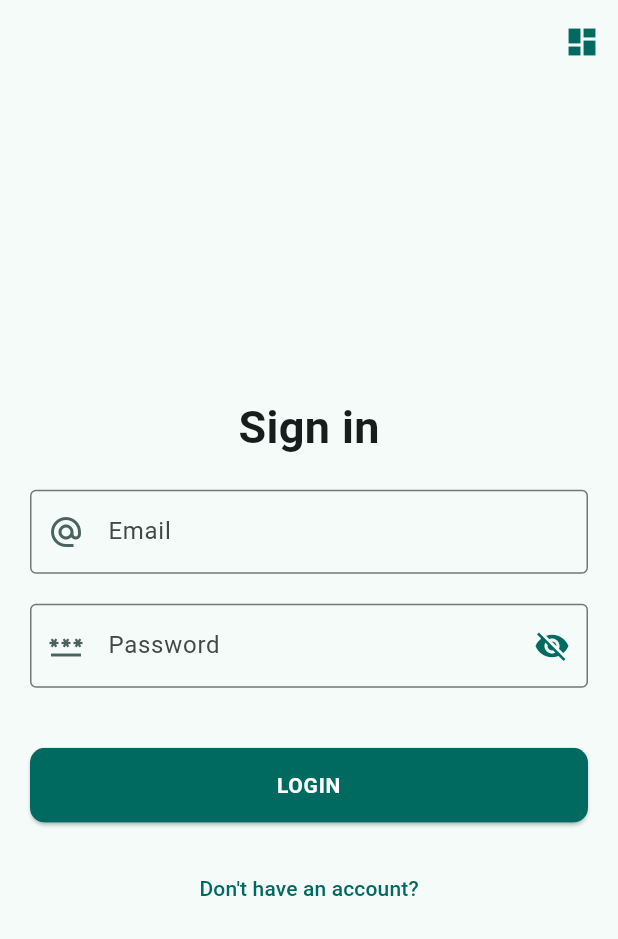
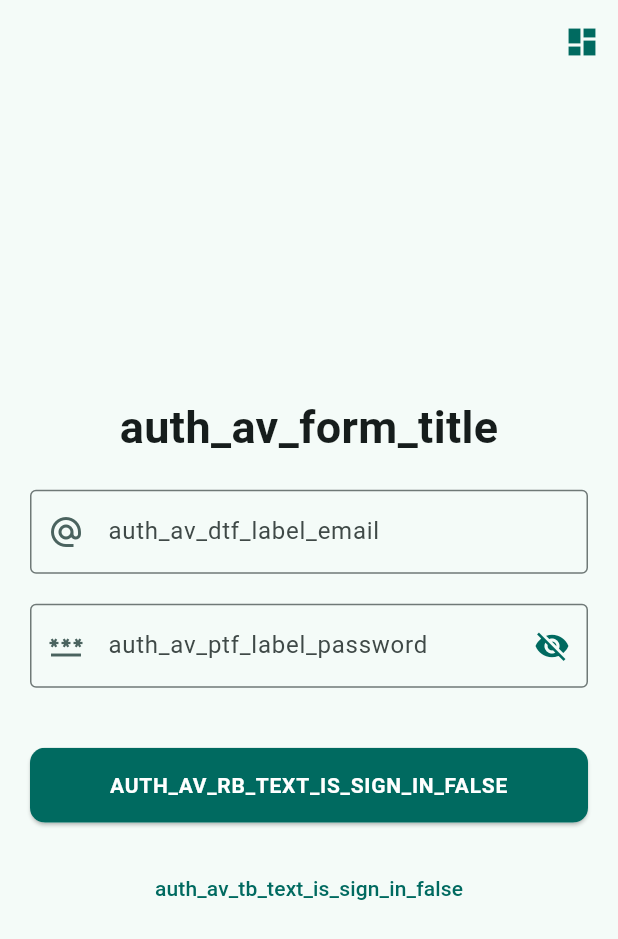
Before and after one commit to yokawaiik/wish_app, a Flutter app: the screen it shows after launch, swiped to page 3, on a phone screen of 412 x 824 dp. Shown: the top 939 px of the screen. Run offline on Flutter 3.47's test engine with Material 2 defaults, Android fonts, the phone set to English and light mode, and no system bars; our stand-ins replace connectivity_plus, flutter_dotenv, get, get_storage, image_picker, supabase_flutter; missing offline and left inert: emojis; accounts and stored records are empty; network calls fail.

Commit message:
added i18n for modules: connection manager and favorites.

```diff
--- a/wish_app/lib/src/modules/auth/api_services/auth_api_service.dart
+++ b/wish_app/lib/src/modules/auth/api_services/auth_api_service.dart
@@ -1,3 +1,4 @@
+import 'package:get/get.dart';
 import 'package:supabase_flutter/supabase_flutter.dart';
 import 'package:wish_app/src/modules/auth/models/auth_user_form.dart';
 
@@ -13,10 +14,16 @@ class AuthApiService {
         email: authUserForm.email!,
         password: authUserForm.password!,
       );
-      if (result.error != null)
-        throw SupabaseException("Supabase error", result.error!.message);
-      if (result.user == null)
-        throw SupabaseException("Supabase error", "Error Sign In.");
+      if (result.error != null) {
+        // throw SupabaseException("Supabase error", result.error!.message);
+        throw SupabaseException(
+            "error_db_unknown_title".tr, result.error!.message);
+      }
+      if (result.user == null) {
+        // throw SupabaseException("Supabase error", "Error Sign In.");
+        throw SupabaseException(
+            "error_db_unknown_title".tr, "auth_aas_es_m_error_sign_in".tr);
+      }
     } catch (e) {
       print(e);
       rethrow;
@@ -35,10 +42,12 @@ class AuthApiService {
         List<String> message = [];
 
         if (isUserExists["result_login"]) {
-          message.add("Such login already exist.");
+          // message.add("Such login already exist.");
+          message.add("auth_aas_es_such_login_already_exist".tr);
         }
         if (isUserExists["result_email"]) {
-          message.add("Such email already exist.");
+          // message.add("Such email already exist.");
+          message.add("auth_aas_es_such_email_already_exist".tr);
         }
         throw SupabaseException(
           "Sign Up error",
@@ -50,14 +59,24 @@ class AuthApiService {
       final result = await _supabase.client.auth
           .signUp(authUserForm.email!, authUserForm.password!);
 
-      if (result.error != null)
-        throw SupabaseException("Supabase error", result.error!.message);
-      if (result.user == null)
-        throw SupabaseException("Supabase error", "Error Sign Up.");
+      if (result.error != null) {
+        // throw SupabaseException("Supabase error", result.error!.message);
+        throw SupabaseException(
+          "error_db_unknown_title".tr,
+          result.error!.message,
+        );
+      }
+      if (result.user == null) {
+        // throw SupabaseException("Supabase error", "Error Sign Up.");
+        throw SupabaseException(
+          "error_db_unknown_title".tr,
+          "auth_aas_es_m_error_sign_up".tr,
+        );
+      }
 
       final createdUser = _supabase.client.auth.currentUser;
 
-      final recordedUser = await _supabase.client
+      await _supabase.client
           .from("users")
           .insert(authUserForm.toJson()
             ..addAll({
@@ -66,8 +85,7 @@ class AuthApiService {
             }))
           .execute();
 
-      final recordedSunbscription =
-          await _supabase.client.from("subscriptions").insert({
+      await _supabase.client.from("subscriptions").insert({
         "id": createdUser?.id,
         "subscriptionTo": createdUser?.id,
       }).execute();
--- a/wish_app/lib/src/modules/auth/controllers/auth_controller.dart
+++ b/wish_app/lib/src/modules/auth/controllers/auth_controller.dart
@@ -48,9 +48,10 @@ class AuthController extends GetxController {
 
       _updateApp();
     } on SupabaseException catch (e) {
-      Get.snackbar("Error login", e.msg);
+      Get.snackbar("auth_ac_es_error_login".tr, e.msg);
     } catch (e) {
-      Get.snackbar("Error login", "It happened unknown error.");
+      // Get.snackbar("Error login", "It happened unknown error.");
+      Get.snackbar("error_title".tr, "error_unknown".tr);
     } finally {
       isLoading.value = false;
     }
@@ -74,15 +75,13 @@ class AuthController extends GetxController {
       Get.snackbar(e.title, e.msg);
     } catch (e) {
       print(e);
-      Get.snackbar("Error register now", "It happened unknown error.");
+      Get.snackbar("error_title".tr, "error_unknown".tr);
     } finally {
       isLoading.value = false;
     }
   }
 
   Future<void> _updateApp() async {
-    // await Get.forceAppUpdate();
-    // _userService.signUp();
     _navigatorController.updateAccountView();
     final hmc = Get.find<HomeMainController>();
     await hmc.refreshWishList();
--- a/wish_app/lib/src/modules/auth/views/auth_view.dart
+++ b/wish_app/lib/src/modules/auth/views/auth_view.dart
@@ -41,7 +41,7 @@ class AuthView extends GetView<AuthController> {
               mainAxisAlignment: MainAxisAlignment.center,
               children: [
                 Text(
-                  'Sign in',
+                  'auth_av_form_title'.tr,
                   style: TextStyle(
                     fontSize: 30.0,
                     fontWeight: FontWeight.bold,
@@ -57,7 +57,7 @@ class AuthView extends GetView<AuthController> {
                                 height: 20,
                               ),
                               DefaultTextField(
-                                labelText: "Login",
+                                labelText: "auth_av_dtf_label_login".tr,
                                 autofillHints: [AutofillHints.nickname],
                                 validator: auth_validators.checkLogin,
                                 prefixIcon: Icon(
@@ -77,7 +77,7 @@ class AuthView extends GetView<AuthController> {
                   height: 20,
                 ),
                 DefaultTextField(
-                  labelText: "Email",
+                  labelText: "auth_av_dtf_label_email".tr,
                   autofillHints: [AutofillHints.email],
                   prefixIcon: Icon(
                     Icons.alternate_email,
@@ -92,7 +92,7 @@ class AuthView extends GetView<AuthController> {
                   height: 20,
                 ),
                 PasswordTextField(
-                  labelText: "Password",
+                  labelText: "auth_av_ptf_label_password".tr,
                   validator: auth_validators.checkPassword,
                   autofillHints: [AutofillHints.email],
                   prefixIcon: Icon(
@@ -115,8 +115,8 @@ class AuthView extends GetView<AuthController> {
                 TextButton(
                   onPressed: () => controller.changeAuthMode(),
                   child: Text(controller.isSignIn.value
-                      ? "You already have an account?"
-                      : 'Don\'t have an account?'),
+                      ? "auth_av_tb_text_is_sign_in_true".tr
+                      : 'auth_av_tb_text_is_sign_in_false'.tr),
                 )
               ],
             ),
@@ -142,7 +142,9 @@ class AuthView extends GetView<AuthController> {
               ),
             )
           : Text(
-              (controller.isSignIn.value ? "Register now" : 'Login')
+              (controller.isSignIn.value
+                      ? "auth_av_rb_text_is_sign_in_true".tr
+                      : 'auth_av_rb_text_is_sign_in_false'.tr)
                   .toUpperCase(),
               textAlign: TextAlign.center,
               style: TextStyle(
--- a/wish_app/lib/src/modules/auth/widgets/rounded_button.dart
+++ b/wish_app/lib/src/modules/auth/widgets/rounded_button.dart
@@ -1,15 +1,15 @@
 import 'package:flutter/material.dart';
 
 class RoundedButton extends StatelessWidget {
-  double height;
+  final double height;
 
-  double width;
+  final double width;
 
-  void Function()? onPressed;
+  final void Function()? onPressed;
 
-  Widget child;
+  final Widget child;
 
-  RoundedButton({
+  const RoundedButton({
     Key? key,
     this.height = 50.0,
     this.width = double.infinity,
@@ -27,17 +27,16 @@ class RoundedButton extends StatelessWidget {
         style: ElevatedButton.styleFrom(
           shape:
               RoundedRectangleBorder(borderRadius: BorderRadius.circular(10.0)),
-          padding: EdgeInsets.all(0.0),
+          padding: const EdgeInsets.all(0.0),
         ),
         child: Ink(
           decoration: BoxDecoration(
               color: Theme.of(context).colorScheme.primary,
               borderRadius: BorderRadius.circular(10.0)),
           child: Container(
-            constraints: BoxConstraints(maxWidth: width, minHeight: height),
-            alignment: Alignment.center,
-            child: child
-          ),
+              constraints: BoxConstraints(maxWidth: width, minHeight: height),
+              alignment: Alignment.center,
+              child: child),
         ),
       ),
     );
--- a/wish_app/lib/src/modules/connection_manager/widgets/require_connection_widget.dart
+++ b/wish_app/lib/src/modules/connection_manager/widgets/require_connection_widget.dart
@@ -40,7 +40,7 @@ class RequireConnectionWidget extends StatelessWidget {
               const SizedBox(
                 height: 20,
               ),
-              const Text('Please, check your internet connection...')
+              const Text('cm_w_text_check_your_connection')
             ],
           ),
         ),
--- a/wish_app/lib/src/modules/favorites/api_services/favorites_api_service.dart
+++ b/wish_app/lib/src/modules/favorites/api_services/favorites_api_service.dart
@@ -1,3 +1,4 @@
+import 'package:get/get.dart';
 import 'package:supabase_flutter/supabase_flutter.dart';
 
 import '../../global/models/supabase_exception.dart';
@@ -45,8 +46,10 @@ class FavoritesApiService {
 
       if (addedFavoriteWish.hasError) {
         throw SupabaseException(
-          "Exception",
-          "Exception when find an added favorite wish.",
+          // "Exception",
+          // "Exception when find an added favorite wish.",
+          "error_title".tr,
+          "fm_fas_es_get_count_of_favorites".tr,
         );
       }
 
@@ -101,8 +104,10 @@ class FavoritesApiService {
 
       if (addedFavoriteWish.hasError) {
         throw SupabaseException(
-          "Exception",
-          "Exception when find an added favorite wish.",
+          // "Exception",
+          // "Exception when find an added favorite wish.",
+          "error_title".tr,
+          "fm_fas_es_find_an_added_favorite".tr,
         );
       }
 
@@ -129,9 +134,13 @@ class FavoritesApiService {
           .eq("wishId", id)
           .execute();
       if (deletedWish.hasError) {
+        // throw SupabaseException(
+        //   "Exception",
+        //   "Exception when delete favorite wish.",
+        // );
         throw SupabaseException(
-          "Exception",
-          "Exception when delete favorite wish.",
+          "error_title".tr,
+          "fm_fas_es_delete_favorite".tr,
         );
       }
       return true;
@@ -144,15 +153,6 @@ class FavoritesApiService {
       return false;
     }
   }
-
-  // static Future<List<Wish>?> loadFavoriteWishList(
-  //   id, {
-  //   required limit,
-  //   required offset,
-  //   required currentUserId,
-  // }) async {
-
-  // }
 
   static Future<List<Wish>?> loadFavoriteWishList({
     int limit = 10,
@@ -175,11 +175,9 @@ class FavoritesApiService {
           )
           .execute();
 
-      // print(
-      //     'FavoritesApiService - loadFavoriteWishList() - gotWishList.data : ${gotWishList.data}');
-
       if (gotWishList.hasError) {
-        throw SupabaseException("Error", gotWishList.error!.message);
+        // throw SupabaseException("Error", gotWishList.error!.message);
+        throw SupabaseException("error_title".tr, gotWishList.error!.message);
       }
 
       final theWishes = (gotWishList.data as List<dynamic>)
--- a/wish_app/lib/src/modules/favorites/controllers/favorites_controllers.dart
+++ b/wish_app/lib/src/modules/favorites/controllers/favorites_controllers.dart
@@ -6,7 +6,6 @@ import 'package:wish_app/src/modules/home/controllers/home_controller.dart';
 import 'package:wish_app/src/modules/navigator/controllers/navigator_controller.dart';
 import 'package:wish_app/src/modules/wish/models/wish_info_arguments.dart';
 import 'package:wish_app/src/modules/wish/views/wish_info_view.dart';
-
 import '../../account/models/account_arguments.dart';
 import '../../global/models/supabase_exception.dart';
 import '../../global/models/wish.dart';
@@ -32,7 +31,6 @@ class FavoritesController extends GetxController {
   var isWishListLoad = false;
   var _offset = 0;
   final _limit = favorites_constants.itemCountLimit;
-  // final _limit = 3;
 
   @override
   void onInit() async {
@@ -55,21 +53,13 @@ class FavoritesController extends GetxController {
     favoritesWishList.refresh();
   }
 
-  // ScrollPosition _scrollOffsetPosition = ScrollPosition.;
-
   void favoritesWishListScrollListener() async {
-    // _scrollOffsetPosition = favoriteWishGridController.positions.last;
-
-    // favoriteWishGridController.attach(_scrollOffsetPosition);
-
     if (isWishListLoad == true) return;
     if (countOfFavorites.value == 0) return;
 
     if (_offset >= countOfFavorites.value) {
       return;
     }
-
-    // initialScrollOffset: widget.getOffsetMethod()
 
     final itemRatio = _offset / countOfFavorites.value;
     final scrollPosition = favoriteWishGridController.position.pixels /
@@ -120,7 +110,8 @@ class FavoritesController extends GetxController {
     } on SupabaseException catch (e) {
       Get.snackbar(e.title, e.msg);
     } catch (e) {
-      Get.snackbar("Error", "Unknown error...");
+      // Get.snackbar("Error", "Unknown error...");
+      Get.snackbar("error_title".tr, "error_unknown".tr);
     } finally {
       isWishListLoad = false;
     }
@@ -136,7 +127,7 @@ class FavoritesController extends GetxController {
     } on SupabaseException catch (e) {
       Get.snackbar(e.title, e.msg);
     } catch (e) {
-      Get.snackbar("Error", "Unknown error...");
+      Get.snackbar("error_title".tr, "error_unknown".tr);
     } finally {
       isWishListLoad = false;
     }
@@ -160,7 +151,7 @@ class FavoritesController extends GetxController {
     } on SupabaseException catch (e) {
       Get.snackbar(e.title, e.msg);
     } catch (e) {
-      Get.snackbar("Error", "Unknown error...");
+      Get.snackbar("error_title".tr, "error_unknown".tr);
     }
   }
 
--- a/wish_app/lib/src/modules/favorites/views/favorites_view.dart
+++ b/wish_app/lib/src/modules/favorites/views/favorites_view.dart
@@ -56,7 +56,6 @@ class FavoritesView extends GetView<FavoritesController> {
                     hasActions: true,
                     onCardTap: () => controller.onCardTap(wish.id),
                     toggleFavorite: () => controller.toggleFavorite(wish.id),
-                      // tapOnMore: () => _tapOnMore(wish),
                     tapOnMore: () => _snowModalBottomSheetMenu(ctx, wish),
                     onLongPress: () => _snowModalBottomSheetMenu(ctx, wish),
                   );
@@ -67,9 +66,10 @@ class FavoritesView extends GetView<FavoritesController> {
                     hasActions: true,
                   );
                 }
-                }),
+              },
             ),
-        )
+          ),
+        ),
       ],
     );
   }
@@ -106,7 +106,7 @@ class FavoritesView extends GetView<FavoritesController> {
                       height: 20,
                     ),
                     Text(
-                      "You can save founded wishes here...",
+                      "fm_fv_text_on_empty_screen".tr,
                       style: TextStyle(
                           fontSize: Get.theme.textTheme.headline5!.fontSize),
                     ),
@@ -166,12 +166,14 @@ class FavoritesView extends GetView<FavoritesController> {
                   // ),
                   ListTile(
                     leading: Icon(Icons.favorite),
-                    title: Text("Remove from favorites"),
+                    // title: Text("Remove from favorites"),
+                    title: Text("fm_fv_lt_text_remove_from_favorites".tr),
                     onTap: () => controller.removeFromFavorite(wish.id),
                   ),
                   ListTile(
                     leading: Icon(Icons.person),
-                    title: Text("See profile"),
+                    // title: Text("See profile"),
+                    title: Text("fm_fv_lt_text_see_profile".tr),
                     onTap: () => controller.seeProfile(wish),
                   ),
                 ],
```
Also changed, not shown: wish_app/lib/src/modules/connection_manager/services/connection_manager_service.dart (+2 -5 lines), 1 other file. Lines whose indentation alone changed are shown as unchanged.
